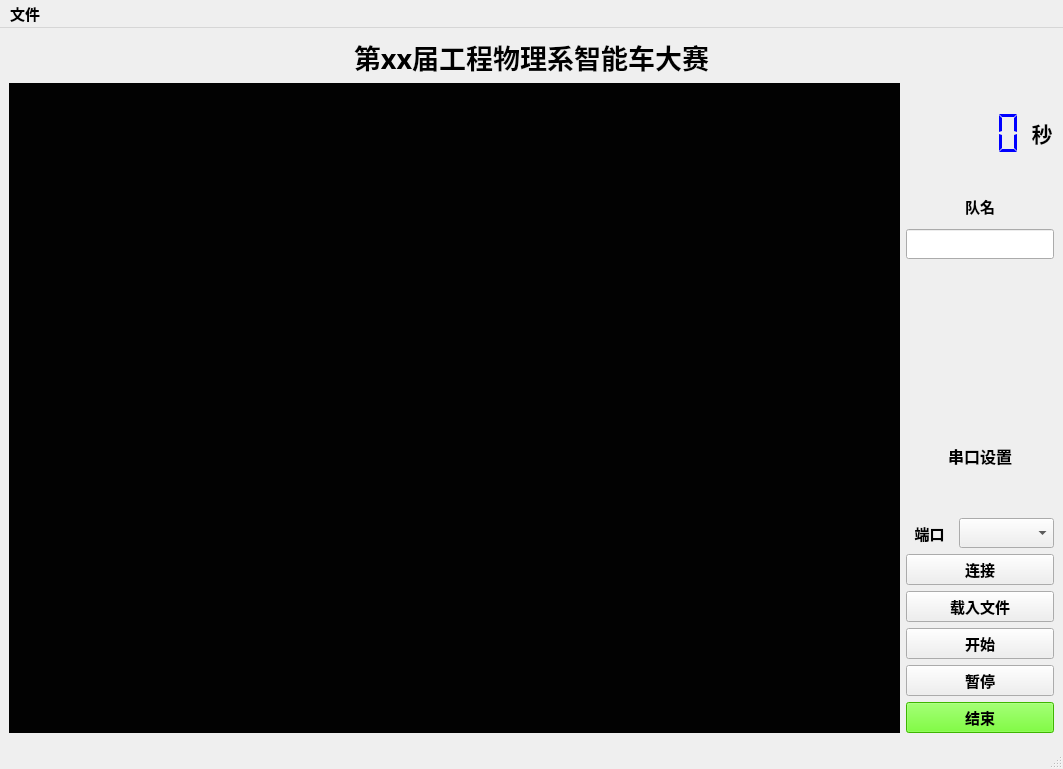
guhaiqiao/SmartCar, file Program/pc2.ui: the form before one commit.
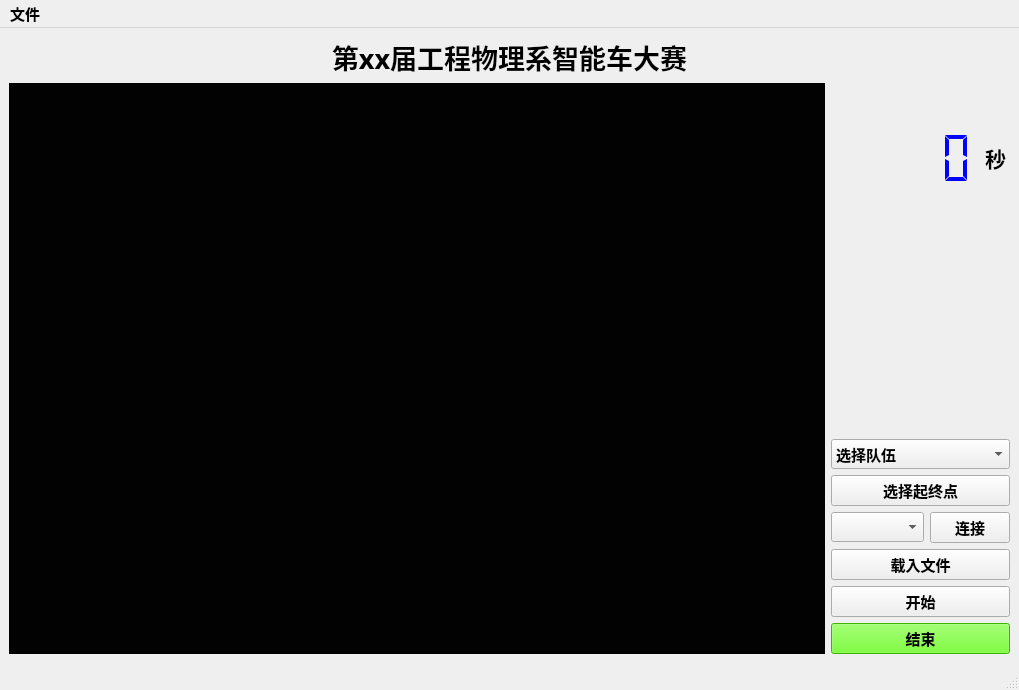
The form after the commit. Icons and pictures are not drawn.

```diff
--- a/Program/pc2.ui
+++ b/Program/pc2.ui
@@ -12,8 +12,8 @@
    <rect>
     <x>0</x>
     <y>0</y>
-    <width>1063</width>
-    <height>769</height>
+    <width>1019</width>
+    <height>690</height>
    </rect>
   </property>
   <property name="font">
@@ -99,7 +99,7 @@
        </widget>
       </item>
       <item>
-       <layout class="QVBoxLayout" name="verticalLayout" stretch="3,1,1,4,10">
+       <layout class="QVBoxLayout" name="verticalLayout" stretch="3,4,1,0,5">
         <item>
          <layout class="QHBoxLayout" name="horizontalLayout_2" stretch="5,1">
           <item>
@@ -141,27 +141,6 @@
           </item>
          </layout>
         </item>
-        <item>
-         <widget class="QLabel" name="label_4">
-          <property name="font">
-           <font>
-            <family>华文楷体</family>
-            <pointsize>11</pointsize>
-            <weight>75</weight>
-            <bold>true</bold>
-           </font>
-          </property>
-          <property name="text">
-           <string>队名</string>
-          </property>
-          <property name="alignment">
-           <set>Qt::AlignCenter</set>
-          </property>
-         </widget>
-        </item>
-        <item>
-         <widget class="QLineEdit" name="Team"/>
-        </item>
         <item>
          <spacer name="verticalSpacer">
           <property name="orientation">
@@ -176,48 +155,25 @@
          </spacer>
         </item>
         <item>
-         <layout class="QVBoxLayout" name="verticalLayout_2" stretch="1,3,1,1,1,1,1">
+         <widget class="QComboBox" name="comboBox">
           <item>
-           <widget class="QLabel" name="label_2">
-            <property name="font">
-             <font>
-              <family>华文楷体</family>
-              <pointsize>12</pointsize>
-              <weight>75</weight>
-              <bold>true</bold>
-             </font>
-            </property>
             <property name="text">
-             <string>串口设置</string>
-            </property>
-            <property name="alignment">
-             <set>Qt::AlignCenter</set>
-            </property>
+            <string>选择队伍</string>
+           </property>
+          </item>
            </widget>
           </item>
           <item>
-           <layout class="QHBoxLayout" name="horizontalLayout" stretch="1,2">
-            <item>
-             <widget class="QLabel" name="label_3">
-              <property name="font">
-               <font>
-                <family>华文楷体</family>
-                <pointsize>11</pointsize>
-                <weight>75</weight>
-                <bold>true</bold>
-               </font>
-              </property>
-              <property name="layoutDirection">
-               <enum>Qt::LeftToRight</enum>
-              </property>
+         <widget class="QPushButton" name="pushButton_point">
               <property name="text">
-               <string>端口</string>
-              </property>
-              <property name="alignment">
-               <set>Qt::AlignCenter</set>
-              </property>
-             </widget>
-            </item>
+           <string>选择起终点</string>
+          </property>
+         </widget>
+        </item>
+        <item>
+         <layout class="QVBoxLayout" name="verticalLayout_2" stretch="3,1,1,1">
+          <item>
+           <layout class="QHBoxLayout" name="horizontalLayout" stretch="2,0">
             <item>
              <widget class="QComboBox" name="PortChoice">
               <property name="frame">
@@ -225,8 +181,6 @@
               </property>
              </widget>
             </item>
-           </layout>
-          </item>
           <item>
            <widget class="QPushButton" name="pushButton_connect">
             <property name="font">
@@ -242,6 +196,8 @@
             </property>
            </widget>
           </item>
+           </layout>
+          </item>
           <item>
            <widget class="QPushButton" name="pushButton_file">
             <property name="font">
@@ -285,21 +241,6 @@
             </property>
            </widget>
           </item>
-          <item>
-           <widget class="QPushButton" name="pushButton_pause">
-            <property name="font">
-             <font>
-              <family>华文楷体</family>
-              <pointsize>11</pointsize>
-              <weight>75</weight>
-              <bold>true</bold>
-             </font>
-            </property>
-            <property name="text">
-             <string>暂停</string>
-            </property>
-           </widget>
-          </item>
           <item>
            <widget class="QPushButton" name="pushButton_end">
             <property name="font">
@@ -341,7 +282,7 @@
     <rect>
      <x>0</x>
      <y>0</y>
-     <width>1063</width>
+     <width>1019</width>
      <height>30</height>
     </rect>
    </property>
```
Lines whose indentation alone changed are shown as unchanged.
